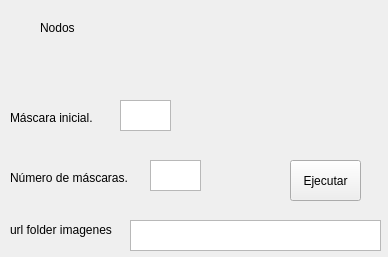
Qt form ui/diseño.ui (UzielLopez/image-blurer) before a commit.
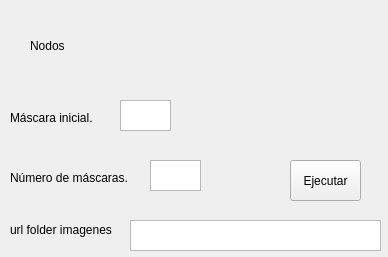
The same form after that commit.

Commit message: label Nodos

```diff
--- a/ui/diseño.ui
+++ b/ui/diseño.ui
@@ -113,10 +113,10 @@
    <widget class="QLabel" name="label_3">
     <property name="geometry">
      <rect>
-      <x>40</x>
-      <y>20</y>
-      <width>55</width>
-      <height>16</height>
+      <x>30</x>
+      <y>30</y>
+      <width>181</width>
+      <height>31</height>
      </rect>
     </property>
     <property name="text">
```
